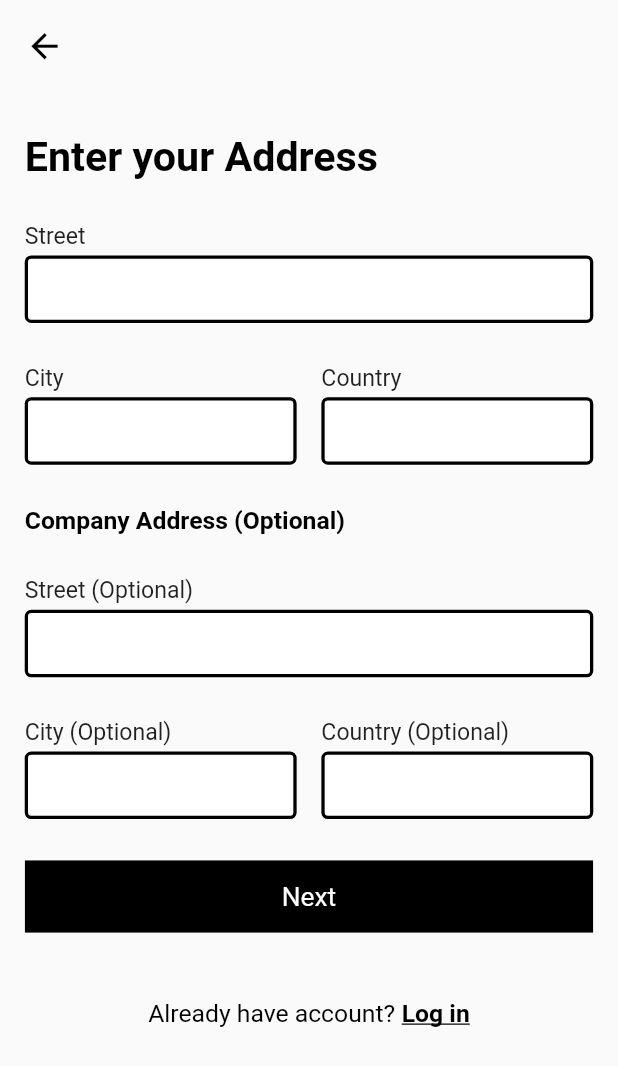
After one commit to niralchecker/Rewind, a Flutter app: the SignupAddressScreen screen opened by its route, on a phone screen of 412 x 824 dp. The commit adds this screen. Shown: the top 1066 px of the screen. Run offline on Flutter 3.47's test engine with Material 2 defaults, Android fonts, the phone set to English and light mode, and no system bars; our stand-ins replace get, get_storage, responsive_framework; accounts and stored records are empty; Roboto replaces fonts that are missing (SfProFont).

Commit message:
Working on signup screen UI

```diff
--- /dev/null
+++ b/lib/modules/signup/controllers/signup_address_controller.dart
@@ -0,0 +1,8 @@
+import 'package:flutter/material.dart';
+import 'package:get/get.dart';
+
+class SignupAddressController extends GetxController {
+  TextEditingController streetController = TextEditingController();
+  TextEditingController cityController = TextEditingController();
+  TextEditingController countryController = TextEditingController();
+}
--- /dev/null
+++ b/lib/modules/signup/views/signup_address_screen.dart
@@ -0,0 +1,184 @@
+
+import 'package:flutter/material.dart';
+import 'package:get/get.dart';
+import 'package:rewind/modules/signup/controllers/signup_address_controller.dart';
+import 'package:rewind/modules/utils/helper.dart';
+import 'package:rewind/values/text_style.dart';
+import 'package:rewind/widget/app_bar.dart';
+import 'package:rewind/widget/bottom_signup_text.dart';
+import 'package:rewind/widget/custom_button.dart';
+import 'package:rewind/widget/custom_textfield.dart';
+import 'package:rewind/widget/dynamic_text.dart';
+
+class SignupAddressScreen extends StatelessWidget {
+   SignupAddressScreen({Key? key}) : super(key: key);
+  final controller = Get.put(SignupAddressController());
+
+  @override
+  Widget build(BuildContext context) {
+    return  Scaffold(
+      appBar: MyAppBarView(
+        onTapBack: () {
+          Get.back();
+        },
+      ),
+      body: Padding(
+        padding: const EdgeInsets.symmetric(horizontal: 15),
+        child: Column(
+          crossAxisAlignment: CrossAxisAlignment.start,
+          children: [
+            verticalSpacing(25),
+            const DynamicText(text: 'Enter your Address',style: textStyle25),
+            verticalSpacing(25),
+            const DynamicText(text: 'Street'),
+            verticalSpacing(4),
+            CustomTextField(
+              contentPadding: const EdgeInsets.all(12),
+              errorText: 'pleaseEnterText1',
+              textColor: Colors.black,
+              textInputAction: TextInputAction.done,
+              backgroundColour: Colors.white,
+              headerTextHint: '',
+              txtController:
+                  controller.streetController,
+              ctx: context,
+              onTap: () {},
+              visible: false,
+            ),
+             verticalSpacing(25),
+            Row(
+              children: [
+                Expanded(
+                  child: Column(
+                    crossAxisAlignment: CrossAxisAlignment.start,
+                    children: [
+                      const DynamicText(text: 'City'),
+                      verticalSpacing(4),
+                      CustomTextField(
+                        contentPadding: const EdgeInsets.all(12),
+                        errorText: 'pleaseEnterText1',
+                        textColor: Colors.black,
+                        textInputAction: TextInputAction.done,
+                        backgroundColour: Colors.white,
+                        headerTextHint: '',
+                        txtController: controller
+                            .streetController,
+                        ctx: context,
+                        onTap: () {},
+                        visible: false,
+                      ),
+                    ],
+                  ),
+                ),
+                horizontalSpacing(15),
+                Expanded(
+                  child: Column(
+                    crossAxisAlignment: CrossAxisAlignment.start,
+                    children: [
+                      const DynamicText(text: 'Country'),
+                      verticalSpacing(4),
+                      CustomTextField(
+                        contentPadding: const EdgeInsets.all(12),
+                        errorText: 'pleaseEnterText1',
+                        textColor: Colors.black,
+                        textInputAction: TextInputAction.done,
+                        backgroundColour: Colors.white,
+                        headerTextHint: '',
+                        txtController: controller
+                            .streetController,
+                        ctx: context,
+                        onTap: () {},
+                        visible: false,
+                      ),
+                    ],
+                  ),
+                ),
+              ],
+            ),
+            verticalSpacing(25),
+            const DynamicText(text: 'Company Address (Optional)', style: textStyle15,),
+            verticalSpacing(25),
+            const DynamicText(text: 'Street (Optional)'),
+            verticalSpacing(4),
+            CustomTextField(
+              contentPadding: const EdgeInsets.all(12),
+              errorText: 'pleaseEnterText1',
+              textColor: Colors.black,
+              textInputAction: TextInputAction.done,
+              backgroundColour: Colors.white,
+              headerTextHint: '',
+              txtController:
+                  controller.streetController,
+              ctx: context,
+              onTap: () {},
+              visible: false,
+            ),
+            verticalSpacing(25),
+            Row(
+              children: [
+                Expanded(
+                  child: Column(
+                    crossAxisAlignment: CrossAxisAlignment.start,
+                    children: [
+                      const DynamicText(text: 'City (Optional)'),
+                      verticalSpacing(4),
+                      CustomTextField(
+                        contentPadding: const EdgeInsets.all(12),
+                        errorText: 'pleaseEnterText1',
+                        textColor: Colors.black,
+                        textInputAction: TextInputAction.done,
+                        backgroundColour: Colors.white,
+                        headerTextHint: '',
+                        txtController: controller
+                            .streetController,
+                        ctx: context,
+                        onTap: () {},
+                        visible: false,
+                      ),
+                    ],
+                  ),
+                ),
+                horizontalSpacing(15),
+                Expanded(
+                  child: Column(
+                    crossAxisAlignment: CrossAxisAlignment.start,
+                    children: [
+                      const DynamicText(text: 'Country (Optional)'),
+                      verticalSpacing(4),
+                      CustomTextField(
+                        contentPadding: const EdgeInsets.all(12),
+                        errorText: 'pleaseEnterText1',
+                        textColor: Colors.black,
+                        textInputAction: TextInputAction.done,
+                        backgroundColour: Colors.white,
+                        headerTextHint: '',
+                        txtController: controller
+                            .streetController,
+                        ctx: context,
+                        onTap: () {},
+                        visible: false,
+                      ),
+                    ],
+                  ),
+                ),
+              ],
+            ),
+            verticalSpacing(25),
+            SimpleRoundedButton(
+              onTap: () {},
+              title: 'Next',
+            ),
+            verticalSpacing(25),
+             BottomSignupView(
+                        mainText: 'Already have account?',
+                        ctaText: 'Log in',
+                        onTap: () {
+                          Get.back();
+                        },
+                      ),
+          ],
+        ),
+      ),
+    );
+  }
+}
--- a/lib/modules/splash/views/splash_screen.dart
+++ b/lib/modules/splash/views/splash_screen.dart
@@ -1,5 +1,6 @@
 import 'package:flutter/material.dart';
 import 'package:get/get.dart';
+import 'package:rewind/routes/app_pages.dart';
 
 import '../controllers/splash_controller.dart';
 
@@ -9,9 +10,14 @@ class SplashScreen extends StatelessWidget {
 
   @override
   Widget build(BuildContext context) {
-    return const Scaffold(
-      body: Center(
-        child: Text("Hello Word"),
+    return  Scaffold(
+      body: InkWell(
+        onTap: (){
+          Get.toNamed(Routes.SIGNUP_ADDRESS);
+        },
+        child: Center(
+          child: Text("Hello Word"),
+        ),
       ),
     );
   }
--- /dev/null
+++ b/lib/modules/utils/helper.dart
@@ -0,0 +1,15 @@
+
+
+import 'package:flutter/material.dart';
+
+Widget verticalSpacing(double space) {
+  return SizedBox(
+    height: space,
+  );
+}
+
+Widget horizontalSpacing(double space) {
+  return SizedBox(
+    width: space,
+  );
+}
--- a/lib/routes/app_pages.dart
+++ b/lib/routes/app_pages.dart
@@ -1,4 +1,5 @@
 import 'package:get/get.dart';
+import 'package:rewind/modules/signup/views/signup_address_screen.dart';
 import 'package:rewind/modules/splash/views/splash_screen.dart';
 
 part 'app_routes.dart';
@@ -8,5 +9,6 @@ class AppPages {
 
   static final routes = [
     GetPage(name: Routes.SPLASH, page: () => SplashScreen()),
+    GetPage(name: Routes.SIGNUP_ADDRESS, page: () =>  SignupAddressScreen()),
   ];
 }
--- a/lib/routes/app_routes.dart
+++ b/lib/routes/app_routes.dart
@@ -2,4 +2,5 @@ part of 'app_pages.dart';
 
 abstract class Routes {
   static const SPLASH = '/splash';
+  static const SIGNUP_ADDRESS = '/signup_address';
 }
--- /dev/null
+++ b/lib/values/text_style.dart
@@ -0,0 +1,15 @@
+import 'package:flutter/material.dart';
+
+const TextStyle textStyle15 = TextStyle(
+  color: Colors.black,
+  fontFamily: 'SfProFont',
+  fontSize: 15,
+  fontWeight: FontWeight.w700,
+);
+
+const TextStyle textStyle25 = TextStyle(
+  color: Colors.black,
+  fontFamily: 'SfProFont',
+  fontSize: 25,
+  fontWeight: FontWeight.w700,
+);
--- /dev/null
+++ b/lib/widget/app_bar.dart
@@ -0,0 +1,70 @@
+import 'package:flutter/material.dart';
+
+class MyAppBarView extends StatelessWidget implements PreferredSizeWidget {
+  const MyAppBarView({
+    super.key,
+    this.title,
+    required this.onTapBack,
+    this.color,
+    this.profilePic,
+    this.isDashboardAppBar = false,
+    this.city,
+    this.country,
+  });
+
+  final String? title;
+  final VoidCallback onTapBack;
+  final Color? color;
+  final String? profilePic;
+  final bool isDashboardAppBar;
+  final String? city;
+  final String? country;
+
+  @override
+  Widget build(BuildContext context) {
+    return SafeArea(
+      child: Container(
+        color: color,
+        height: kToolbarHeight,
+        child: Row(
+          mainAxisAlignment: MainAxisAlignment.spaceBetween,
+          children: [
+            !isDashboardAppBar
+                ? Row(
+                    crossAxisAlignment: CrossAxisAlignment.center,
+                    children: [
+                      InkWell(
+                        onTap: onTapBack,
+                        child: Container(
+                          height: kToolbarHeight,
+                          margin: const EdgeInsets.only(left: 15.0, right: 12),
+                          child: const Icon(
+                            Icons.arrow_back_sharp,
+                            color: Colors.black,
+                          ),
+                        ),
+                      ),
+                    ],
+                  )
+                : Row(
+                    crossAxisAlignment: CrossAxisAlignment.end,
+                    children: [
+                      InkWell(
+                        onTap: onTapBack,
+                        child: Container(
+                            height: kToolbarHeight,
+                            margin:
+                                const EdgeInsets.only(left: 24.0, right: 12),
+                            child: Icon(Icons.arrow_back_rounded)),
+                      ),
+                    ],
+                  ),
+          ],
+        ),
+      ),
+    );
+  }
+
+  @override
+  Size get preferredSize => const Size.fromHeight(kToolbarHeight);
+}
--- /dev/null
+++ b/lib/widget/bottom_signup_text.dart
@@ -0,0 +1,49 @@
+import 'package:flutter/material.dart';
+import 'package:rewind/modules/utils/helper.dart';
+import 'package:rewind/values/text_style.dart';
+import 'package:rewind/widget/dynamic_text.dart';
+
+class BottomSignupView extends StatelessWidget {
+  const BottomSignupView({
+    Key? key,
+    required this.ctaText,
+    this.onTap,
+    required this.mainText,
+  }) : super(key: key);
+
+  final String ctaText;
+  final String mainText;
+  final VoidCallback? onTap;
+
+  @override
+  Widget build(BuildContext context) {
+    return Column(
+      mainAxisAlignment: MainAxisAlignment.spaceBetween,
+      children: [
+        Padding(
+          padding: const EdgeInsets.symmetric(vertical: 15),
+          child: InkWell(
+            splashColor: Colors.transparent,
+            highlightColor: Colors.transparent,
+            onTap: onTap,
+            child: Row(
+              mainAxisAlignment: MainAxisAlignment.center,
+              children: [
+                DynamicText(
+                  text: mainText,
+                  style: textStyle15.copyWith(fontWeight: FontWeight.w400),
+                ),
+                horizontalSpacing(4),
+                DynamicText(
+                  text: ctaText,
+                  style: textStyle15.copyWith(fontWeight: FontWeight.bold, decoration: TextDecoration.underline),
+                ),
+              ],
+            ),
+          ),
+        ),
+        verticalSpacing(8),
+      ],
+    );
+  }
+}
--- /dev/null
+++ b/lib/widget/custom_button.dart
@@ -0,0 +1,55 @@
+import 'package:flutter/material.dart';
+import 'package:rewind/widget/dynamic_text.dart';
+
+class SimpleRoundedButton extends StatelessWidget {
+  const SimpleRoundedButton({
+    Key? key,
+    this.color,
+    this.textColor = Colors.white,
+    required this.title,
+    required this.onTap,
+    this.width,
+    this.height = 44,
+    this.margin,
+    this.image,
+  }) : super(key: key);
+
+  final double? width;
+  final double height;
+  final Color? color;
+  final Color? textColor;
+  final String? title;
+  final EdgeInsetsGeometry? margin;
+  final VoidCallback? onTap;
+  final String? image;
+
+  @override
+  Widget build(BuildContext context) {
+    return Material(
+      type: MaterialType.transparency,
+      child: Container(
+        height: height,
+        width: width ?? double.infinity,
+        margin: margin,
+        child: Ink(
+          decoration: BoxDecoration(
+            color: color ?? Colors.black,
+          ),
+          child: InkWell(
+            onTap: onTap,
+            splashColor: Colors.black12,
+            highlightColor: Colors.black12,
+            focusColor: Colors.black12,
+            hoverColor: Colors.black12,
+            child: Center(
+              child: DynamicText(
+                  text: title,
+                  style: TextStyle(
+                      color: textColor ?? Colors.white, fontSize: 16)),
+            ),
+          ),
+        ),
+      ),
+    );
+  }
+}
--- /dev/null
+++ b/lib/widget/custom_textfield.dart
@@ -0,0 +1,179 @@
+import 'package:flutter/material.dart';
+import 'package:flutter/services.dart';
+import 'package:rewind/values/text_style.dart';
+
+class CustomTextField extends StatefulWidget {
+  final Color backgroundColour;
+  final Color? hintColor;
+  final IconData? headerIcon;
+  final IconData? actionIcon;
+  final String headerTextHint;
+  final String? labelText;
+  final TextEditingController txtController;
+  final Color? borderColor;
+  final Color? suffixTextColor;
+  final Color? textColor;
+  final BuildContext ctx;
+  final String? svgHeaderIconPath;
+  final String? svgActionIconPath;
+  final TextInputAction? textInputAction;
+  final Function(String value)? onChanged;
+  final TextInputType? textInputType;
+  final Color? labelColor;
+  final String? errorText;
+  final Function(String value)? onValidator;
+  final bool? isInfoAdded;
+  final String? infoMsg;
+  final Function? imageAction;
+  final bool? isSecurity;
+  final String? suffixText;
+  final Function()? onTap;
+  final bool? enable;
+  final int? maxLength;
+  final int? minLength;
+  final Widget? prefix;
+  final bool? readOnly;
+  final List<TextInputFormatter>? inputFormatters;
+  final TextCapitalization? textCapitalization;
+  final bool? validateWithCondition;
+  final String? prefixIconPath;
+  final IconData? prefixIcon;
+  final Color? prefixIconColor;
+  final Color? accentColor;
+  final double? borderRadius;
+  final double? width;
+  final EdgeInsets? contentPadding;
+  final bool visible;
+  final bool? textVisible;
+  final bool? enableInteractiveSelection;
+  final VoidCallback? onPressed;
+
+  const CustomTextField({
+    super.key,
+    required this.backgroundColour,
+    this.hintColor,
+    this.headerIcon,
+    this.actionIcon,
+    required this.headerTextHint,
+    this.labelText,
+    required this.txtController,
+    this.borderColor,
+    this.suffixTextColor,
+    this.textColor,
+    required this.ctx,
+    this.svgHeaderIconPath,
+    this.svgActionIconPath,
+    this.textInputAction,
+    this.onChanged,
+    this.textInputType,
+    this.labelColor,
+    this.errorText,
+    this.onValidator,
+    this.isInfoAdded,
+    this.infoMsg,
+    this.imageAction,
+    this.isSecurity,
+    this.suffixText,
+    this.onTap,
+    this.enable,
+    this.maxLength,
+    this.minLength,
+    this.prefix,
+    this.readOnly,
+    this.inputFormatters,
+    this.textCapitalization,
+    this.validateWithCondition,
+    this.prefixIconPath,
+    this.prefixIcon,
+    this.prefixIconColor,
+    this.accentColor,
+    this.borderRadius,
+    this.width,
+    this.contentPadding,
+    required this.visible,
+    this.enableInteractiveSelection,
+    this.onPressed,
+    this.textVisible,
+  });
+
+  @override
+  State<CustomTextField> createState() => _CustomTextFieldState();
+}
+
+class _CustomTextFieldState extends State<CustomTextField> {
+  final FocusNode _focus = FocusNode();
+  bool isFocused = false;
+  // final TextFieldValidator _textFieldValidator = TextFieldValidator();
+
+  @override
+  Widget build(BuildContext context) {
+    return Row(
+      children: [
+        Expanded(
+          child: Visibility(
+            child: TextFormField(
+              enableInteractiveSelection: widget.enableInteractiveSelection,
+              textAlignVertical: TextAlignVertical.bottom,
+              focusNode: _focus,
+              onTap: widget.onTap,
+              obscureText: widget.isSecurity ?? false,
+              textInputAction: widget.textInputAction,
+              readOnly: widget.readOnly ?? false,
+              keyboardType: widget.textInputType,
+              decoration: InputDecoration(
+                floatingLabelAlignment: FloatingLabelAlignment.start,
+                prefix: widget.prefix,
+                prefixIconColor: widget.prefixIconColor,
+                suffixIconConstraints:
+                    const BoxConstraints(minHeight: 15, minWidth: 15),
+                labelText: widget.labelText,
+                enabled: widget.enable ?? true,
+                enabledBorder: const OutlineInputBorder(
+                    borderSide: BorderSide(color: Colors.black, width: 2)),
+                focusedBorder: const OutlineInputBorder(
+                    borderSide: BorderSide(color: Colors.black, width: 2)),
+                border: const OutlineInputBorder(
+                    borderSide: BorderSide(color: Colors.black, width: 2)),
+                disabledBorder: const OutlineInputBorder(
+                    borderSide: BorderSide(color: Colors.black, width: 2)),
+                errorBorder: const OutlineInputBorder(
+                    borderSide: BorderSide(color: Colors.black, width: 2)),
+                focusedErrorBorder: const OutlineInputBorder(
+                    borderSide: BorderSide(color: Colors.black, width: 2)),
+                errorStyle: textStyle15.copyWith(
+                    color: Colors.red,
+                    fontWeight: FontWeight.w400,
+                    fontSize: 12),
+                filled: true,
+                fillColor: Colors.white,
+                isDense: true,
+                labelStyle: textStyle15.copyWith(
+                    color: widget.hintColor ?? Colors.black,
+                    fontWeight: FontWeight.w600),
+                contentPadding: widget.contentPadding ??
+                    const EdgeInsets.only(
+                        bottom: 14, top: 5, right: 15, left: 15),
+                hintText: widget.headerTextHint,
+                counterText: "",
+                hintStyle: textStyle15.copyWith(
+                  color: widget.hintColor ?? Colors.black,
+                  fontWeight: FontWeight.w400,
+                ),
+              ),
+              controller: widget.txtController,
+              onChanged: widget.onChanged,
+              inputFormatters: widget.inputFormatters,
+              style: textStyle15.copyWith(
+                  fontWeight: FontWeight.w600,
+                  color: widget.textColor ?? Colors.black),
+              validator: (value) {},
+              //onSaved: onSaved,
+              autovalidateMode: AutovalidateMode.always,
+              maxLength: widget.maxLength,
+            ),
+          ),
+        ),
+      ],
+    );
+  }
+}
--- /dev/null
+++ b/lib/widget/dynamic_text.dart
@@ -0,0 +1,23 @@
+import 'package:flutter/material.dart';
+
+class DynamicText extends StatelessWidget {
+  const DynamicText({
+    super.key,
+    this.text,
+    this.style,
+    this.textAlign,
+  });
+
+  final String? text;
+  final TextStyle? style;
+  final TextAlign? textAlign;
+
+  @override
+  Widget build(BuildContext context) {
+    return Text(
+      text ?? "",
+      textAlign: textAlign,
+      style: style,
+    );
+  }
+}
--- a/pubspec.yaml
+++ b/pubspec.yaml
@@ -63,8 +63,8 @@ flutter:
   uses-material-design: true
 
   # To add assets to your application, add an assets section, like this:
-  assets:
-    - assets/images/
+  # assets:
+  #   - assets/images/
 
   # An image asset can refer to one or more resolution-specific "variants", see
   # https://flutter.dev/assets-and-images/#resolution-aware
```
Also changed, not shown: pubspec.lock.
